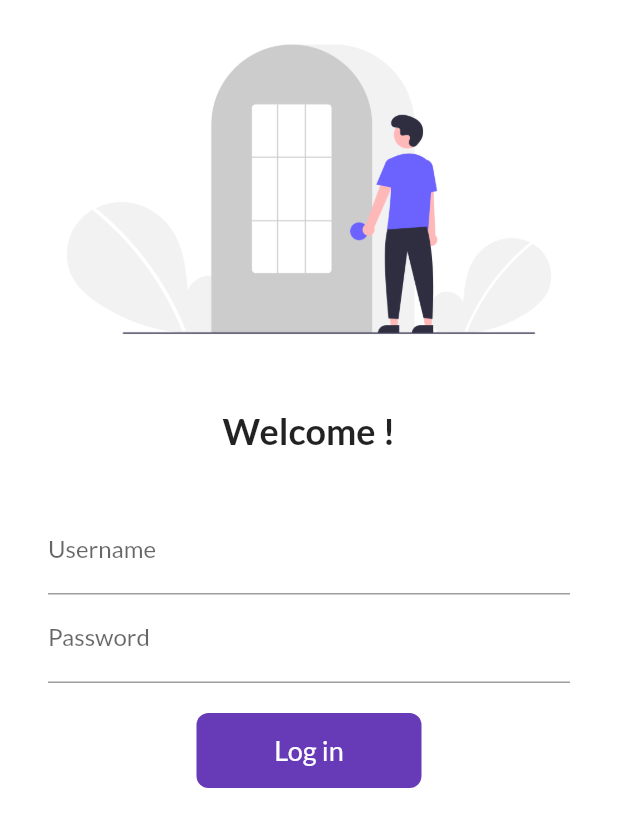
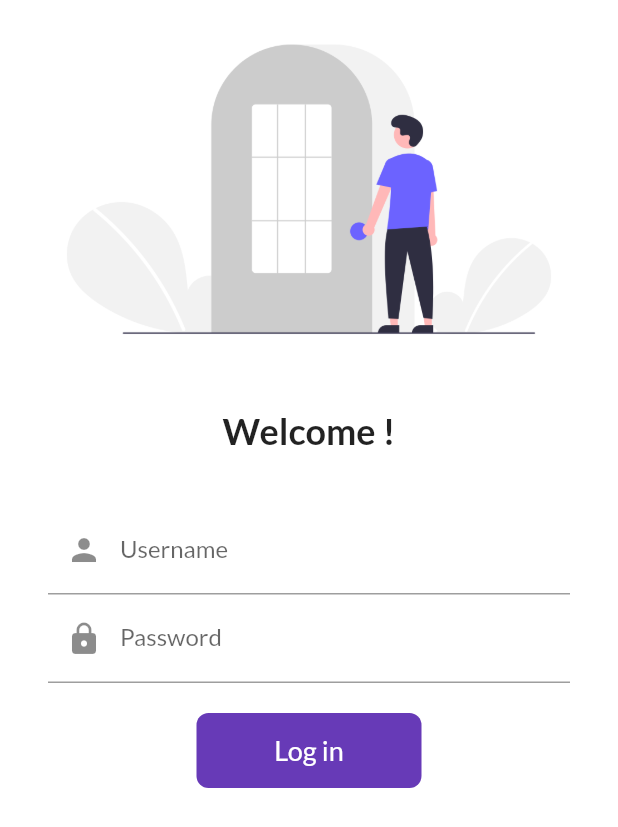
Before and after one commit to Aayush17171/FLutter_First, a Flutter app: the screen it shows after launch, on a phone screen of 412 x 824 dp. Shown: the top 827 px of the screen. Run offline on Flutter 3.47's test engine with Material 2 defaults, Android fonts, the phone set to English and light mode, and no system bars; our stand-ins replace google_fonts.

Commit message:
Day 6 Completed

```diff
--- a/lib/pages/login.dart
+++ b/lib/pages/login.dart
@@ -11,12 +11,28 @@ class LoginPage extends StatefulWidget {
 class _LoginPageState extends State<LoginPage> {
   String name = "";
   bool changeButton = false;
+  final _formKey = GlobalKey<FormState>();
+  moveToHome(BuildContext context) async {
+    if (_formKey.currentState!.validate()) {
+      setState(() {
+        changeButton = true;
+      });
+      await Future.delayed(Duration(seconds: 1));
+      await Navigator.pushNamed(context, MyRoutes.homeRoute);
+      setState(() {
+        changeButton = false;
+      });
+    }
+  }
 
   @override
   Widget build(BuildContext context) {
     return Scaffold(
       backgroundColor: Colors.white,
-      body: Column(
+      body: SingleChildScrollView(
+        child: Form(
+          key: _formKey,
+          child: Column(
             children: [
               Image.asset(
                 'images/login.png',
@@ -46,7 +62,13 @@ class _LoginPageState extends State<LoginPage> {
                       decoration: InputDecoration(
                           hintText: 'Enter username',
                           labelText: 'Username',
-                  ),
+                          prefixIcon: Icon(Icons.person)),
+                      validator: (value) {
+                        if (value!.isEmpty) {
+                          return "Username cannot be empty";
+                        }
+                        return null;
+                      },
                       onChanged: (value) {
                         name = value;
                         setState(() {});
@@ -57,19 +79,26 @@ class _LoginPageState extends State<LoginPage> {
                       decoration: InputDecoration(
                           hintText: 'Enter password',
                           labelText: 'Password',
-                  ),
+                          prefixIcon: Icon(Icons.lock)),
+                      validator: (value) {
+                        if (value!.isEmpty) {
+                          return "Password cannot be empty";
+                        } else if (value.length < 6) {
+                          return "Password length should be at least 6";
+                        }
+                        return null;
+                      },
                     ),
                     SizedBox(
                       height: 20.0,
                     ),
-                InkWell(
-                  onTap: () async {
-                    setState(() {
-                      changeButton = true;
-                    });
-                    await Future.delayed(Duration(seconds: 1));
-                    Navigator.pushNamed(context, MyRoutes.homeRoute);
-                  },
+                    Material(
+                      color: Colors.deepPurple,
+                      borderRadius:
+                          BorderRadius.circular(changeButton ? 50.0 : 8.0),
+                      child: InkWell(
+                        splashColor: Colors.green,
+                        onTap: () => moveToHome(context),
                         child: AnimatedContainer(
                           duration: Duration(seconds: 1),
                           height: 50,
@@ -88,27 +117,17 @@ class _LoginPageState extends State<LoginPage> {
                                     fontSize: 18,
                                   ),
                                 ),
-                    decoration: BoxDecoration(
-                      color: Colors.deepPurple,
-                      // shape:
-                      //     changeButton ? BoxShape.circle : BoxShape.rectangle,
-                      borderRadius:
-                          BorderRadius.circular(changeButton ? 50.0 : 8.0),
                         ),
                       ),
                     ),
-                // ElevatedButton(
-                //   onPressed: () {
-                //     print('Login button is clicked!');
-                //   },
-                //   child: Text('Log in'),
-                //   style: TextButton.styleFrom(),
-                // ),
+
                   ],
                 ),
               ),
             ],
           ),
+        ),
+      ),
     );
   }
 }
```
Lines whose indentation alone changed are shown as unchanged.
